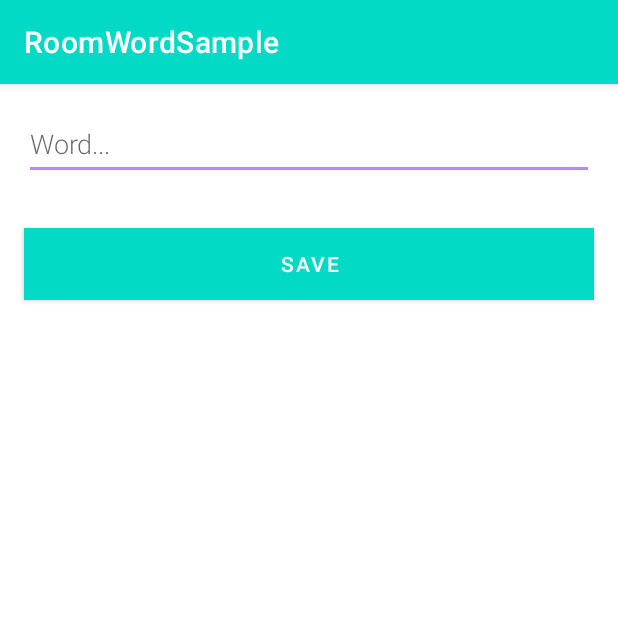
After one commit to pri-nitta/RoomWordSample, an Android app: the NewWordActivity screen opened directly, with no data from a screen before it, on a phone screen of 412 x 824 dp, the top half of it. The commit adds this screen. Run offline under Robolectric (Android 15) with nearby library versions, the phone set to English and light mode, and no system bars.

Commit message:
new activity creation

```diff
--- a/app/src/main/AndroidManifest.xml
+++ b/app/src/main/AndroidManifest.xml
@@ -10,6 +10,7 @@
         android:roundIcon="@mipmap/ic_launcher_round"
         android:supportsRtl="true"
         android:theme="@style/AppTheme">
+        <activity android:name=".NewWordActivity"></activity>
         <activity android:name=".MainActivity">
             <intent-filter>
                 <action android:name="android.intent.action.MAIN" />
--- /dev/null
+++ b/app/src/main/java/com/example/roomwordsample/NewWordActivity.kt
@@ -0,0 +1,36 @@
+package com.example.roomwordsample
+
+import android.app.Activity
+import android.content.Intent
+import android.os.Bundle
+import android.text.TextUtils
+import android.widget.Button
+import android.widget.EditText
+import androidx.appcompat.app.AppCompatActivity
+
+class NewWordActivity : AppCompatActivity() {
+    private  lateinit var editWordView: EditText
+
+    override fun onCreate(savedInstanceState: Bundle?) {
+        super.onCreate(savedInstanceState)
+        setContentView(R.layout.activity_new_word)
+        editWordView = findViewById(R.id.edit_word)
+
+        val button = findViewById<Button>(R.id.button_save)
+        button.setOnClickListener{
+            val replyIntent = Intent()
+            if (TextUtils.isEmpty(editWordView.text)){
+                setResult(Activity.RESULT_CANCELED, replyIntent)
+            } else{
+                val word = editWordView.text.toString()
+                replyIntent.putExtra(EXTRA_REPLY, word)
+                setResult(Activity.RESULT_OK, replyIntent)
+            }
+            finish()
+        }
+    }
+
+    companion object{
+        const val EXTRA_REPLY = "com.example.android.wordlistsql.REPLY"
+    }
+}
--- /dev/null
+++ b/app/src/main/res/layout/activity_new_word.xml
@@ -0,0 +1,27 @@
+<?xml version="1.0" encoding="utf-8"?>
+<LinearLayout xmlns:android="http://schemas.android.com/apk/res/android"
+    android:orientation="vertical"
+    android:layout_width="match_parent"
+    android:layout_height="match_parent">
+
+    <EditText
+        android:id="@+id/edit_word"
+        android:layout_width="match_parent"
+        android:layout_height="wrap_content"
+        android:minHeight="@dimen/min_height"
+        android:fontFamily="sans-serif-light"
+        android:hint="@string/hint_word"
+        android:inputType="textAutoComplete"
+        android:layout_margin="@dimen/big_padding"
+        android:textSize="18sp" />
+
+    <Button
+        android:id="@+id/button_save"
+        android:layout_width="match_parent"
+        android:layout_height="wrap_content"
+        android:background="@color/teal_700"
+        android:text="@string/button_save"
+        android:layout_margin="@dimen/big_padding"
+        android:textColor="@color/buttonLabel" />
+
+</LinearLayout>
--- a/app/src/main/res/values/colors.xml
+++ b/app/src/main/res/values/colors.xml
@@ -7,4 +7,5 @@
     <color name="teal_700">#FF018786</color>
     <color name="black">#FF000000</color>
     <color name="white">#FFFFFFFF</color>
+    <color name="buttonLabel">#FFFFFF</color>
 </resources>
--- a/app/src/main/res/values/dimens.xml
+++ b/app/src/main/res/values/dimens.xml
@@ -1,4 +1,5 @@
 <?xml version="1.0" encoding="utf-8"?>
 <resources>
     <dimen name="big_padding">16dp</dimen>
+    <dimen name="min_height">48dp</dimen>
 </resources>
--- a/app/src/main/res/values/strings.xml
+++ b/app/src/main/res/values/strings.xml
@@ -1,4 +1,7 @@
 <resources>
     <string name="app_name">RoomWordSample</string>
-    <string name="add_word">idk</string>
+    <string name="hint_word">Word...</string>
+    <string name="button_save">Save</string>
+    <string name="empty_not_saved">Word not saved because it is empty.</string>
+    <string name="add_word">Add word</string>
 </resources>
```
